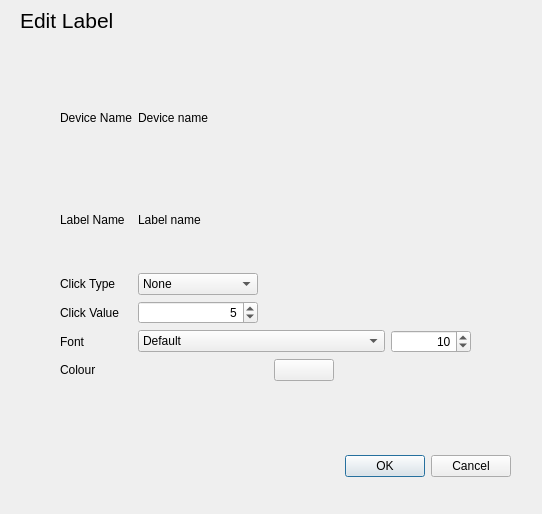
Before: the Qt Designer form editglabeldialog.ui in penguintutor/pyvlcb, drawn with Qt 5.
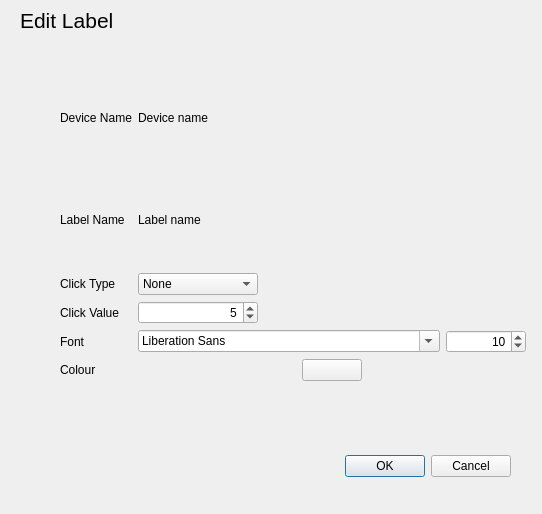
After: the same form once the commit is applied.

Commit message: Implement label layout setting window

```diff
--- a/editglabeldialog.ui
+++ b/editglabeldialog.ui
@@ -52,7 +52,7 @@
     <rect>
      <x>60</x>
      <y>70</y>
-     <width>411</width>
+     <width>466</width>
      <height>311</height>
     </rect>
    </property>
@@ -191,13 +191,7 @@
       <item>
        <layout class="QHBoxLayout" name="horizontalLayout_5">
         <item>
-         <widget class="QComboBox" name="fontCombo">
-          <item>
-           <property name="text">
-            <string>Default</string>
-           </property>
-          </item>
-         </widget>
+         <widget class="QFontComboBox" name="fontCombo"/>
         </item>
         <item>
          <widget class="QSpinBox" name="fontSizeBox">
```
The commit also changes 3 other files.
